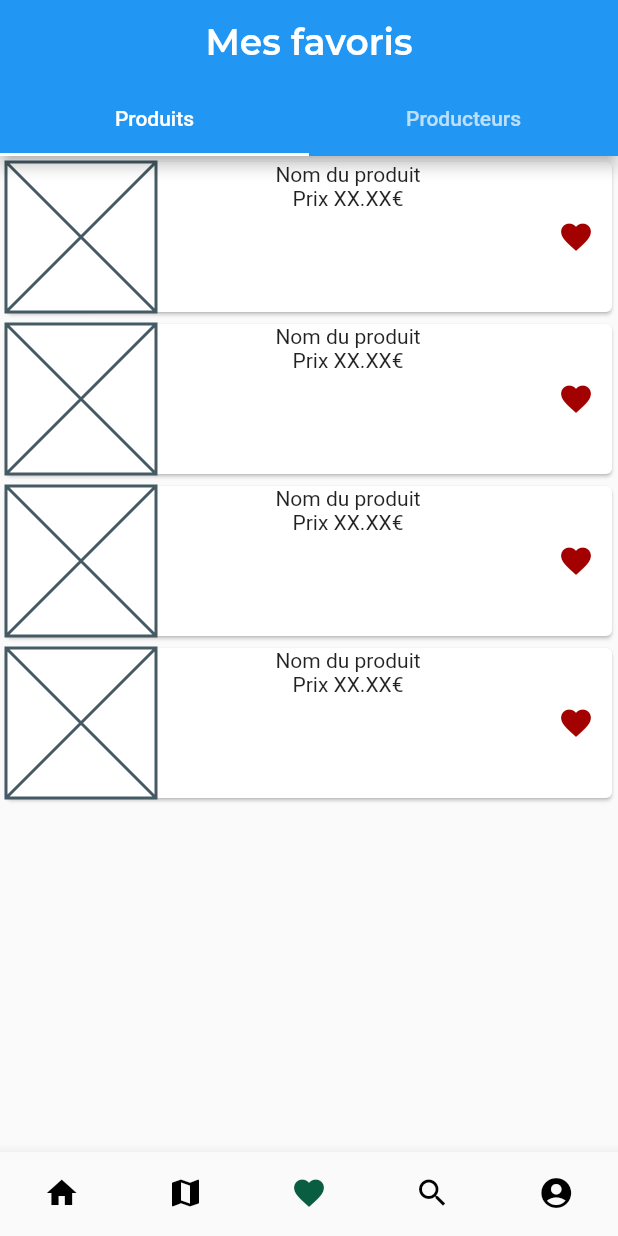
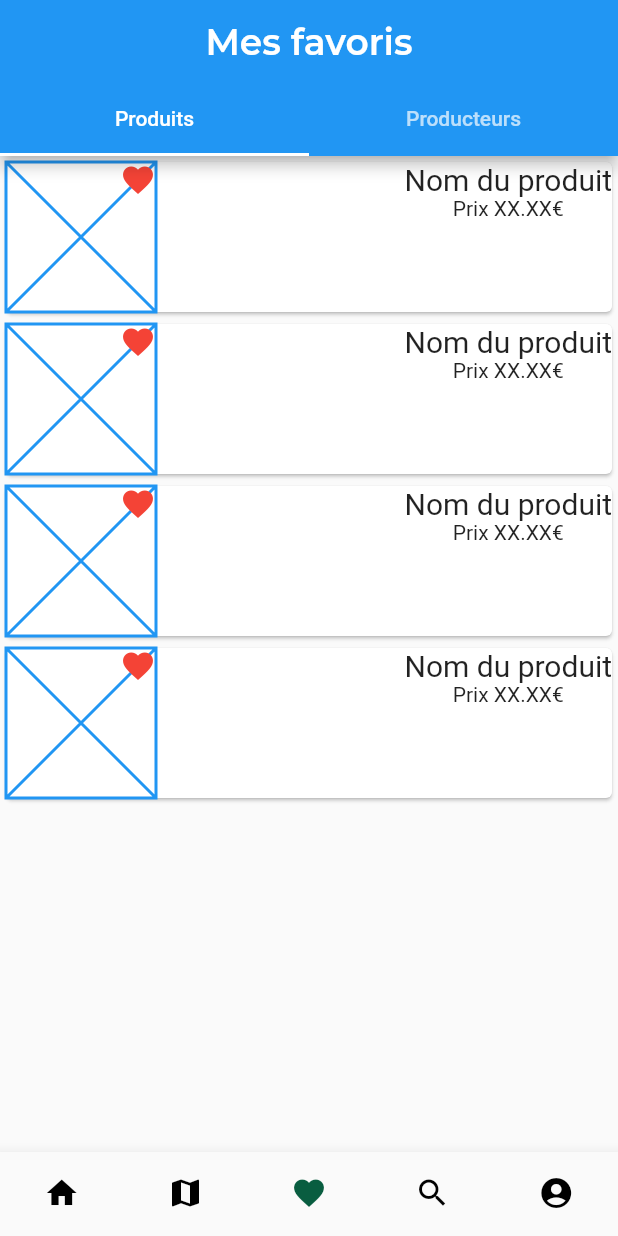
Before and after one commit to Local-Toi/LocalEtToi, a Flutter app: the screen it shows once a user with an empty profile is signed in, item 3 of the bottom bar chosen, on a phone screen of 412 x 824 dp. Run offline on Flutter 3.47's test engine with Material 2 defaults, Android fonts, the phone set to English and light mode, and no system bars; our stand-ins replace bloc, cloud_firestore, dio, email_validator, equatable, firebase_auth and 3 more; missing offline and left inert: flutter_osm_plugin; accounts and stored records are empty.

Commit message:
feat: changes heart favorites, tests

```diff
--- a/lib/screens/favorites/favorite_widget.dart
+++ b/lib/screens/favorites/favorite_widget.dart
@@ -6,43 +6,35 @@ class FavoriteWidget extends StatelessWidget {
 
   @override
   Widget build(BuildContext context) {
-    return Card(
+    return const Card(
       child: SizedBox(
         height: 100,
         child: Row(
           mainAxisAlignment: MainAxisAlignment.spaceBetween,
           children: [
-              const Column(
+            Stack(
+              alignment: Alignment.topRight,
               children: [
                 Placeholder(
                   fallbackHeight: 100,
                   fallbackWidth: 100,
+                  color: Colors.blue, // Couleur du Placeholder (à adapter)
+                ),
+                Icon(
+                  Icons.favorite,
+                  color: Colors.red, // Couleur du cœur (à adapter)
                 ),
               ],
             ),
-              const Column(
+            Column(
               children: [
-                  Text('Nom du produit'),
+                Text('Nom du produit', style: TextStyle(fontSize: 20)),
                 Text('Prix XX.XX€'),
               ],
             ),
-              Column(
-                mainAxisAlignment: MainAxisAlignment.center,
-                children: [
-                  Center(
-                    child: IconButton(
-                      icon: const Icon(Icons.favorite),
-                      color: constants.red,
-                      onPressed: () {
-                        // TODO: Remove from favorites
-                        print('Remove favorite');
-                      },
+          ],
         ),
       ),
-                ],
-              ),
-            ],
-          )),
     );
   }
 }
```
Lines whose indentation alone changed are shown as unchanged.
